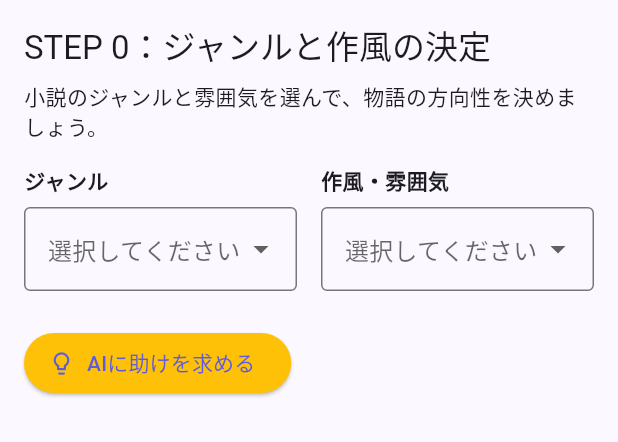
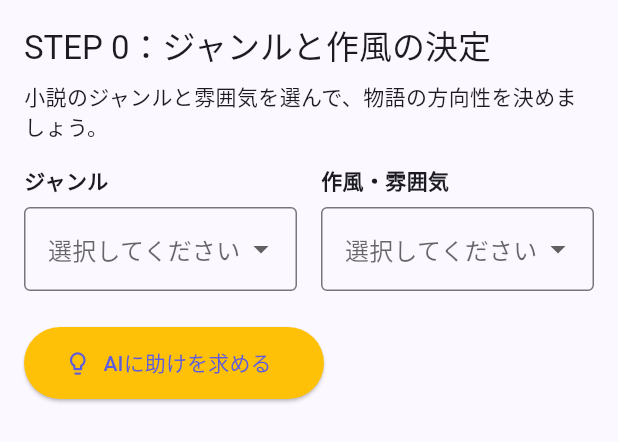
Before and after one commit to SohJohAI/TOMOFUDE, a Flutter app: the Step0GenreStyleWidget widget shown alone on an empty page, opened directly, after a tap on "AIに助けを求める", on a phone screen of 412 x 824 dp. Shown: the top 442 px of the screen. Run offline on Flutter 3.47's test engine with Material 3 defaults, Android fonts, the phone set to English and light mode, and no system bars; our stand-ins replace file_picker, flutter_markdown, get_it, shared_preferences, supabase_flutter; missing offline and left inert: dart:html, flutter_stripe, github; accounts and stored records are empty.

Commit message:
修正５

```diff
--- a/lib/utils/ai_helper.dart
+++ b/lib/utils/ai_helper.dart
@@ -2,12 +2,10 @@
 import 'package:flutter_markdown/flutter_markdown.dart';
 
 /// AIアシスト機能のヘルパークラス
-/// AIレスポンスの表示やエラーハンドリングを共通化する
+/// AIレスポンスの表示とエラーハンドリングを共通化する
 class AIHelper {
   /// AIレスポンスをダイアログで表示する
-  ///
-  /// [context] ビルドコンテキスト
-  /// [aiResponse] AIからのレスポンス
+  /// 空レスポンスの場合は代替テキストを表示
   static void showAIResponse(BuildContext context, String aiResponse) {
     showDialog(
       context: context,
@@ -35,31 +33,44 @@
   }
 
   /// AIエラーをダイアログで表示する
-  ///
-  /// [context] ビルドコンテキスト
-  /// [e] 発生した例外
-  static void showAIError(BuildContext context, dynamic e) {
-    String errorMessage = e.toString();
-    String userMessage = '⚠️ AIアシストに失敗しました。';
+  /// エラーの種類に応じて適切なメッセージを表示
+  static void showAIError(BuildContext context, dynamic error) {
+    String errorMessage = 'AIアシストの取得に失敗しました。';
+    String detailMessage = '';
 
-    if (errorMessage.contains('429') ||
-        errorMessage.contains('Too Many Requests')) {
-      userMessage += '\n\nAPIの無料利用上限を超えた可能性があります。明日以降に再試行するか、有料プランをご検討ください。';
-    } else if (errorMessage.contains('timeout') ||
-        errorMessage.contains('timed out')) {
-      userMessage += '\n\nサーバーの応答がタイムアウトしました。後ほど再試行してください。';
+    // エラーの種類に応じてメッセージを変更
+    final errorString = error.toString().toLowerCase();
+    if (errorString.contains('429') ||
+        errorString.contains('too many requests')) {
+      errorMessage = 'APIの無料利用上限を超えた可能性があります。';
+      detailMessage = '明日以降に再試行するか、有料プランをご検討ください。';
+    } else if (errorString.contains('timeout') ||
+        errorString.contains('timed out')) {
+      errorMessage = 'リクエストがタイムアウトしました。';
+      detailMessage = 'ネットワーク接続を確認して、再度お試しください。';
     } else {
-      userMessage += '\n\nネットワークやAPI制限をご確認ください。\n\n詳細: $e';
+      detailMessage = 'エラー詳細: $error';
     }
 
+    // エラーダイアログを表示
     showDialog(
       context: context,
       builder: (_) => AlertDialog(
         title: Text('AIアシストに失敗しました'),
-        content: Text(userMessage),
+        content: Column(
+          mainAxisSize: MainAxisSize.min,
+          crossAxisAlignment: CrossAxisAlignment.start,
+          children: [
+            Text(errorMessage),
+            SizedBox(height: 8),
+            Text(detailMessage),
+          ],
+        ),
         actions: [
           TextButton(
-              onPressed: () => Navigator.pop(context), child: Text('閉じる'))
+            onPressed: () => Navigator.pop(context),
+            child: Text('閉じる'),
+          ),
         ],
       ),
     );
--- a/lib/widgets/steps/step0_genre_style_widget.dart
+++ b/lib/widgets/steps/step0_genre_style_widget.dart
@@ -260,23 +260,35 @@
             ),
           ],
 
-          // AIアシスト
+          // AIアシスト - 条件付きレンダリングを修正
           SizedBox(height: 24),
-          if (provider.isAIAssistEnabled) ...[
+          // AIアシストボタンを常に表示（無効化はするが非表示にはしない）
           ElevatedButton.icon(
             icon: Icon(Icons.lightbulb_outline),
             label: Text('AIに助けを求める'),
             style: ElevatedButton.styleFrom(
               backgroundColor: Colors.amber,
+              // ボタンが見えるように最小サイズを設定
+              minimumSize: Size(200, 48),
             ),
-              onPressed: _isLoading ? null : _requestAIHelp,
+            onPressed: (_isLoading || !provider.isAIAssistEnabled)
+                ? null
+                : _requestAIHelp,
           ),
           if (_isLoading)
             Padding(
               padding: EdgeInsets.all(16),
               child: Center(child: CircularProgressIndicator()),
             ),
-          ],
+          // AIアシストが無効の場合のメッセージ
+          if (!provider.isAIAssistEnabled)
+            Padding(
+              padding: EdgeInsets.only(top: 8),
+              child: Text(
+                'AIアシストは現在無効です。有効にするには画面上部のスイッチをオンにしてください。',
+                style: TextStyle(color: Colors.grey, fontSize: 12),
+              ),
+            ),
         ],
       ),
     );
```
Also changed, not shown: lib/widgets/steps/step1_logline_widget.dart (+30 -6 lines), lib/widgets/steps/step2_theme_widget.dart (+16 -4 lines), lib/widgets/steps/step3_world_setting_widget.dart (+27 -6 lines). Lines whose indentation alone changed are shown as unchanged.
